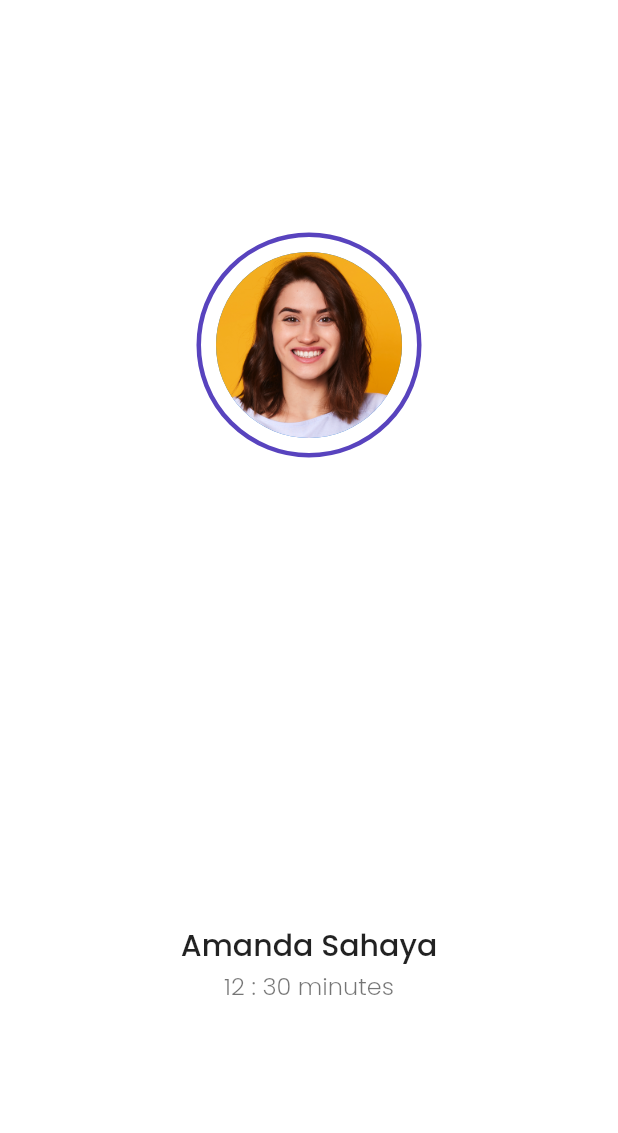
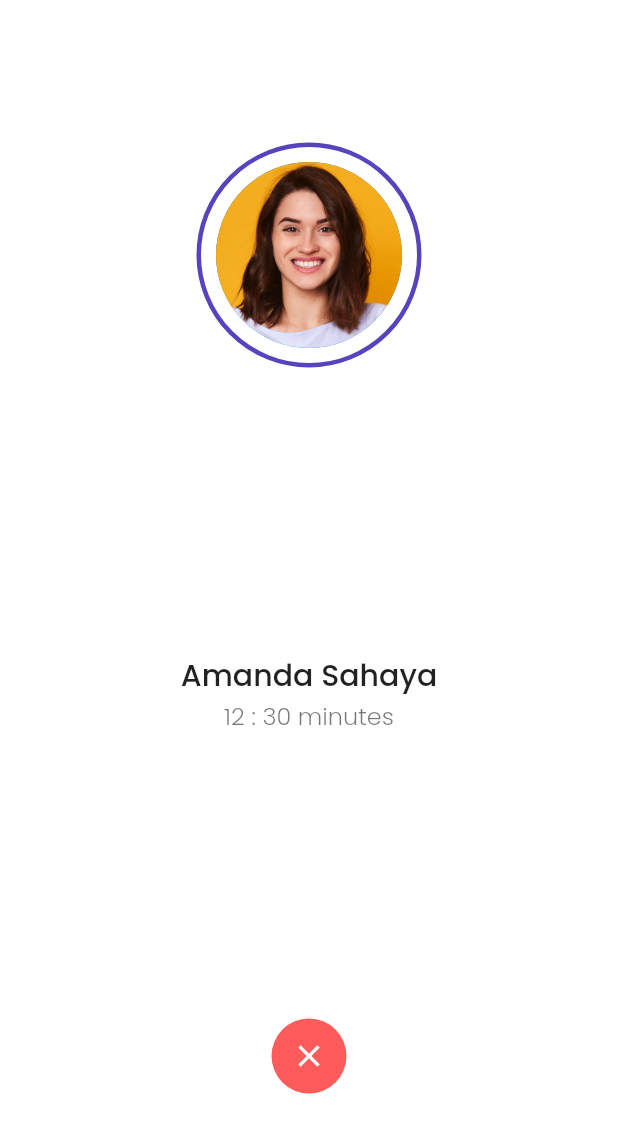
Before and after one commit to Muhdzalf/bwa_kos, a Flutter app: the CallPage screen opened by its route, on a phone screen of 412 x 824 dp. Shown: the top 1133 px of the screen. Run offline on Flutter 3.47's test engine with Material 2 defaults, Android fonts, the phone set to English and light mode, and no system bars; our stand-ins replace google_fonts.

Commit message:
add close button

```diff
--- a/lib/pages/call/call_page.dart
+++ b/lib/pages/call/call_page.dart
@@ -1,3 +1,4 @@
+import 'package:bwa_kos/pages/call/components/close_button.dart';
 import 'package:flutter/material.dart';
 
 import 'components/landlord.dart';
@@ -12,7 +13,7 @@ class CallPage extends StatelessWidget {
       body: Center(
         child: Column(
           mainAxisAlignment: MainAxisAlignment.spaceAround,
-          children: [PhotoProfile(), LandLord()],
+          children: [PhotoProfile(), LandLord(), CustomCloseButton()],
         ),
       ),
     );
--- /dev/null
+++ b/lib/pages/call/components/close_button.dart
@@ -0,0 +1,21 @@
+import 'package:flutter/material.dart';
+import 'package:bwa_kos/theme.dart';
+
+class CustomCloseButton extends StatelessWidget {
+  const CustomCloseButton({
+    Key? key,
+  }) : super(key: key);
+
+  @override
+  Widget build(BuildContext context) {
+    return CircleAvatar(
+        radius: 25,
+        backgroundColor: redColor,
+        child: CloseButton(
+          color: Colors.white,
+          onPressed: () {
+            Navigator.pop(context);
+          },
+        ));
+  }
+}
```
